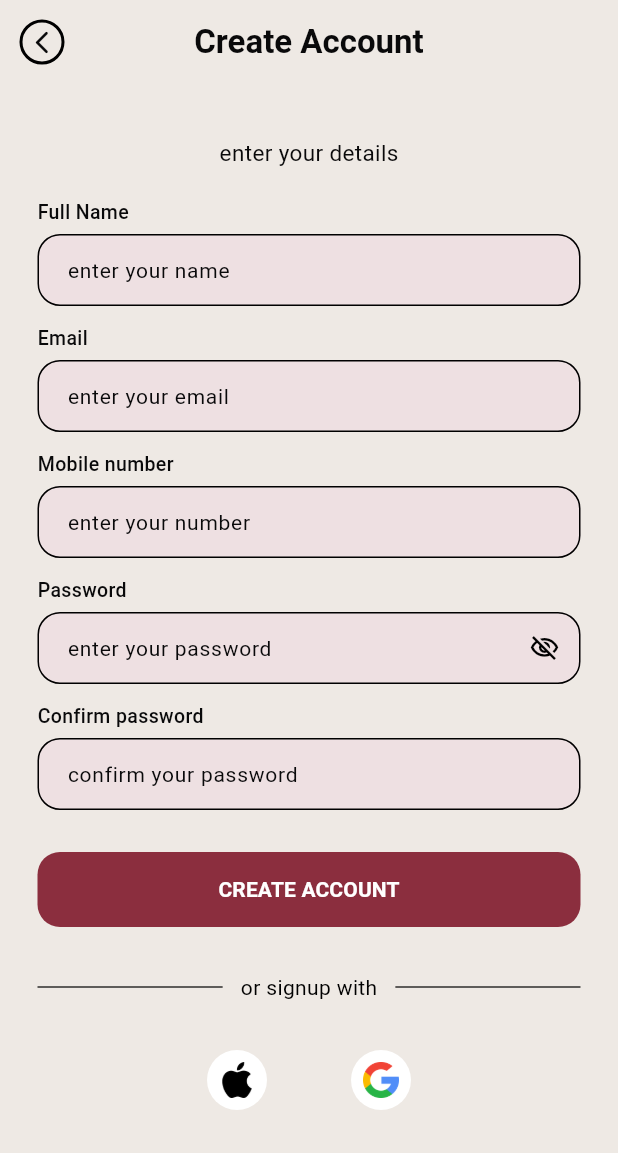
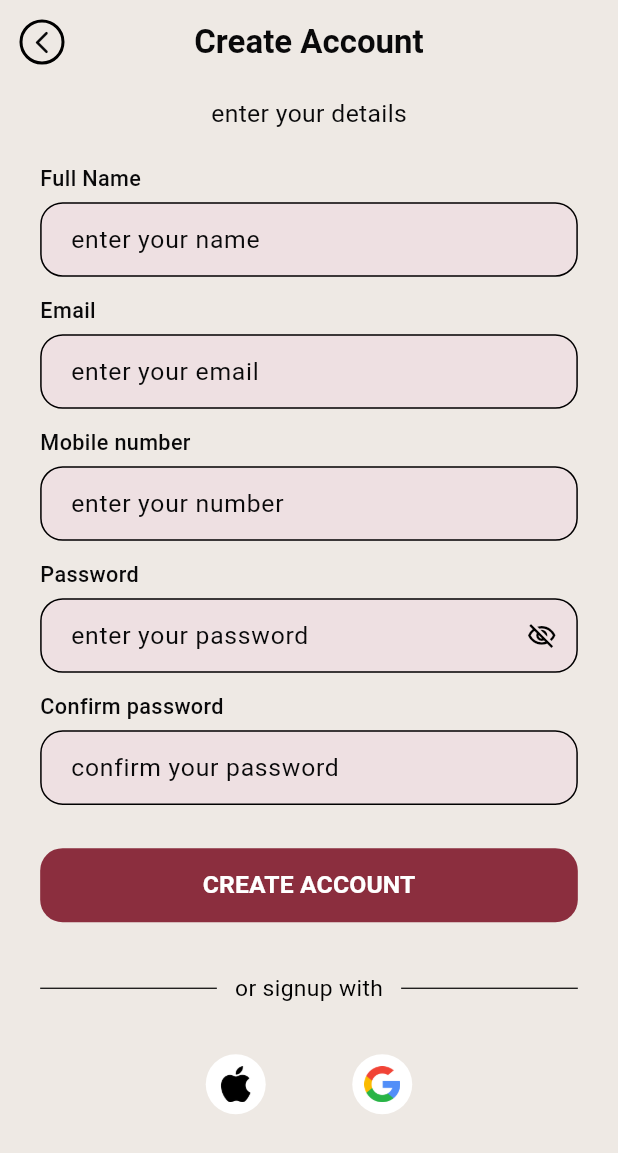
Before and after one commit to Coder240807/kisekae, a Flutter app: the screen it shows after launch, after a tap on "Create Account", on a phone screen of 412 x 824 dp. Shown: the top 1153 px of the screen. Run offline on Flutter 3.47's test engine with Material 3 defaults, Android fonts, the phone set to English and light mode, and no system bars.

Commit message:
feat: enhance UI responsiveness and implement OTP input for email verification

```diff
--- a/lib/screens/create_account.dart
+++ b/lib/screens/create_account.dart
@@ -39,6 +39,7 @@ class _CreateAccountState extends State<CreateAccount> {
 
   @override
   Widget build(BuildContext context) {
+    final size = MediaQuery.of(context).size;
     return Theme(
       data: Theme.of(context).copyWith(
         textTheme: Theme.of(context).textTheme.apply(fontFamily: 'sans-serif'),
@@ -68,24 +69,23 @@ class _CreateAccountState extends State<CreateAccount> {
         backgroundColor: const Color(0xFFEEE9E4),
         body: SafeArea(
           child: SingleChildScrollView(
-            padding: const EdgeInsets.symmetric(
-              horizontal: 25.0,
-              vertical: 15.0,
+            padding: EdgeInsets.symmetric(
+              horizontal: size.width * 0.065,
+              vertical: size.height * 0.01,
             ),
             child: Form(
               key: _form,
               child: Column(
                 crossAxisAlignment: CrossAxisAlignment.start,
                 children: [
-                  const SizedBox(height: 20),
-                  const Center(
+                  Center(
                     child: Text(
                       'enter your details',
 
-                      style: TextStyle(fontSize: 15),
+                      style: TextStyle(fontSize: size.width * 0.04),
                     ),
                   ),
-                  const SizedBox(height: 20),
+                  SizedBox(height: size.height * 0.025),
 
                   _inputField(
                     label: 'Full Name',
@@ -98,7 +98,7 @@ class _CreateAccountState extends State<CreateAccount> {
                       return null;
                     },
                   ),
-                  const SizedBox(height: 12),
+                  SizedBox(height: size.height * 0.015),
 
                   _inputField(
                     label: 'Email',
@@ -119,7 +119,7 @@ class _CreateAccountState extends State<CreateAccount> {
                     },
                   ),
 
-                  const SizedBox(height: 12),
+                  SizedBox(height: size.height * 0.015),
 
                   _inputField(
                     label: 'Mobile number',
@@ -137,7 +137,7 @@ class _CreateAccountState extends State<CreateAccount> {
                     },
                   ),
 
-                  const SizedBox(height: 12),
+                  SizedBox(height: size.height * 0.015),
 
                   _inputField(
                     label: 'Password',
@@ -169,7 +169,7 @@ class _CreateAccountState extends State<CreateAccount> {
                     },
                   ),
 
-                  const SizedBox(height: 12),
+                  SizedBox(height: size.height * 0.015),
 
                   _inputField(
                     label: 'Confirm password',
@@ -186,47 +186,50 @@ class _CreateAccountState extends State<CreateAccount> {
                       return null;
                     },
                   ),
-                  const SizedBox(height: 28),
+                  SizedBox(height: size.height * 0.035),
 
                   ElevatedButton(
                     onPressed: _submitForm,
                     style: ElevatedButton.styleFrom(
                       backgroundColor: const Color(0xFF8B2E3E),
                       foregroundColor: Colors.white,
-                      minimumSize: const Size(double.infinity, 50),
+                      minimumSize: Size(double.infinity, size.height * 0.06),
                       shape: RoundedRectangleBorder(
                         borderRadius: BorderRadius.circular(15),
                       ),
                       elevation: 0,
                     ),
-                    child: const Text(
+                    child: Text(
                       'CREATE ACCOUNT',
                       style: TextStyle(
-                        fontSize: 14,
+                        fontSize: size.width * 0.04,
                         fontWeight: FontWeight.w600,
                       ),
                     ),
                   ),
-                  const SizedBox(height: 30),
+                  SizedBox(height: size.height * 0.04),
 
-                  const Row(
+                  Row(
                     children: [
-                      Expanded(
+                      const Expanded(
                         child: Divider(color: Colors.black, thickness: 0.8),
                       ),
                       Padding(
-                        padding: EdgeInsets.symmetric(horizontal: 12.0),
+                        padding: const EdgeInsets.symmetric(horizontal: 12.0),
                         child: Text(
                           'or signup with',
-                          style: TextStyle(fontSize: 14, color: Colors.black),
+                          style: TextStyle(
+                            fontSize: size.width * 0.037,
+                            color: Colors.black,
+                          ),
                         ),
                       ),
-                      Expanded(
+                      const Expanded(
                         child: Divider(color: Colors.black, thickness: 0.8),
                       ),
                     ],
                   ),
-                  SizedBox(height: 32),
+                  SizedBox(height: size.height * 0.04),
                   Row(
                     mainAxisAlignment: MainAxisAlignment.center,
                     children: [
@@ -237,7 +240,7 @@ class _CreateAccountState extends State<CreateAccount> {
                           child: Image.asset('assets/images/icons/apple.png'),
                         ),
                       ),
-                      SizedBox(width: 56),
+                      SizedBox(width: size.width * 0.14),
                       CircleAvatar(
                         backgroundColor: Colors.white,
                         child: Padding(
@@ -269,14 +272,18 @@ class _CreateAccountState extends State<CreateAccount> {
       borderRadius: BorderRadius.circular(15),
       borderSide: const BorderSide(color: Colors.black, width: 1),
     );
+    final size = MediaQuery.of(context).size;
     return Column(
       crossAxisAlignment: CrossAxisAlignment.start,
       children: [
         Text(
           label,
-          style: const TextStyle(fontSize: 13, fontWeight: FontWeight.w500),
+          style: TextStyle(
+            fontSize: size.width * 0.035,
+            fontWeight: FontWeight.w500,
+          ),
         ),
-        const SizedBox(height: 5),
+        SizedBox(height: size.height * 0.006),
         TextFormField(
           controller: controller,
           obscureText: obscureText,
@@ -284,10 +291,10 @@ class _CreateAccountState extends State<CreateAccount> {
           validator: validator,
           decoration: InputDecoration(
             hintText: hintText,
-            hintStyle: const TextStyle(fontSize: 14),
-            contentPadding: const EdgeInsets.symmetric(
-              horizontal: 16,
-              vertical: 12,
+            hintStyle: TextStyle(fontSize: size.width * 0.04),
+            contentPadding: EdgeInsets.symmetric(
+              horizontal: size.width * 0.04,
+              vertical: size.height * 0.015,
             ),
             filled: true,
             fillColor: const Color(0xFFEEE0E2),
--- a/lib/screens/getting_started.dart
+++ b/lib/screens/getting_started.dart
@@ -7,6 +7,8 @@ class GettingStartedScreen extends StatelessWidget {
 
   @override
   Widget build(BuildContext context) {
+    final size = MediaQuery.of(context).size;
+
     return Theme(
       data: Theme.of(context).copyWith(
         textTheme: Theme.of(context).textTheme.apply(fontFamily: 'sans-serif'),
@@ -14,38 +16,42 @@ class GettingStartedScreen extends StatelessWidget {
       child: Scaffold(
         backgroundColor: const Color(0xFFEEE9E4),
         body: SafeArea(
-          child: Padding(
-            padding: const EdgeInsets.symmetric(
-              horizontal: 25.0,
+          child: SingleChildScrollView(
+            padding: EdgeInsets.symmetric(
+              horizontal: size.width * 0.06,
               vertical: 20.0,
             ),
             child: Column(
               children: [
-                const SizedBox(height: 100),
+                SizedBox(height: size.height * 0.1),
                 Image.asset(
                   'assets/images/pic1.png',
-                  height: 250,
+                  height: size.height * 0.3,
                   fit: BoxFit.contain,
                   color: const Color(0xFFEEE9E4),
                   colorBlendMode: BlendMode.multiply,
                 ),
 
-                const SizedBox(height: 35),
+                SizedBox(height: size.height * 0.04),
 
-                const Text(
+                Text(
                   'Let’s Get Started',
-                  style: TextStyle(fontSize: 26, fontWeight: FontWeight.bold),
+                  style: TextStyle(
+                    fontSize: size.width * 0.065,
+                    fontWeight: FontWeight.bold,
+                  ),
                 ),
 
                 const SizedBox(height: 10),
 
-                const Text(
+                Text(
                   'sign in to your account or create a account',
-                  style: TextStyle(fontSize: 15),
+                  style: TextStyle(fontSize: size.width * 0.04),
                   textAlign: TextAlign.center,
                 ),
 
-                const SizedBox(height: 30),
+                SizedBox(height: size.height * 0.04),
+
                 ElevatedButton(
                   onPressed: () {
                     Navigator.push(
@@ -56,15 +62,18 @@ class GettingStartedScreen extends StatelessWidget {
                   style: ElevatedButton.styleFrom(
                     backgroundColor: const Color(0xFF8B2E3E),
                     foregroundColor: Colors.white,
-                    minimumSize: const Size(double.infinity, 50),
+                    minimumSize: Size(double.infinity, size.height * 0.065),
                     shape: RoundedRectangleBorder(
                       borderRadius: BorderRadius.circular(12),
                     ),
                     elevation: 0,
                   ),
-                  child: const Text(
+                  child: Text(
                     'sign in',
-                    style: TextStyle(fontSize: 16, fontWeight: FontWeight.w500),
+                    style: TextStyle(
+                      fontSize: size.width * 0.04,
+                      fontWeight: FontWeight.w500,
+                    ),
                   ),
                 ),
 
@@ -81,7 +90,7 @@ class GettingStartedScreen extends StatelessWidget {
                   },
                   style: OutlinedButton.styleFrom(
                     foregroundColor: const Color(0xFF8B2E3E),
-                    minimumSize: const Size(double.infinity, 54),
+                    minimumSize: Size(double.infinity, size.height * 0.065),
                     side: const BorderSide(
                       color: Color(0xFF8B2E3E),
                       width: 1.2,
@@ -90,9 +99,12 @@ class GettingStartedScreen extends StatelessWidget {
                       borderRadius: BorderRadius.circular(12),
                     ),
                   ),
-                  child: const Text(
+                  child: Text(
                     'Create Account',
-                    style: TextStyle(fontSize: 16, fontWeight: FontWeight.w500),
+                    style: TextStyle(
+                      fontSize: size.width * 0.04,
+                      fontWeight: FontWeight.w500,
+                    ),
                   ),
                 ),
 
```
Also changed, not shown: lib/screens/forgot_password.dart (+15 -10 lines), lib/screens/signin.dart (+32 -21 lines), lib/screens/verify_email.dart (+86 -77 lines), assets/images/pic1.png.
